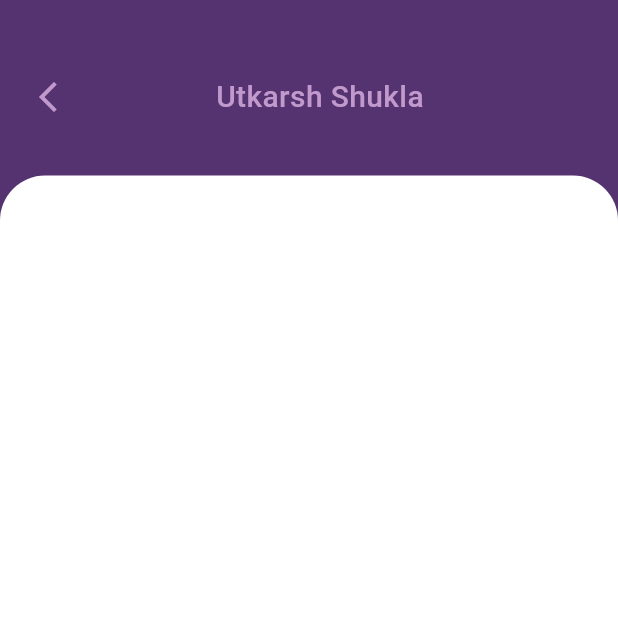
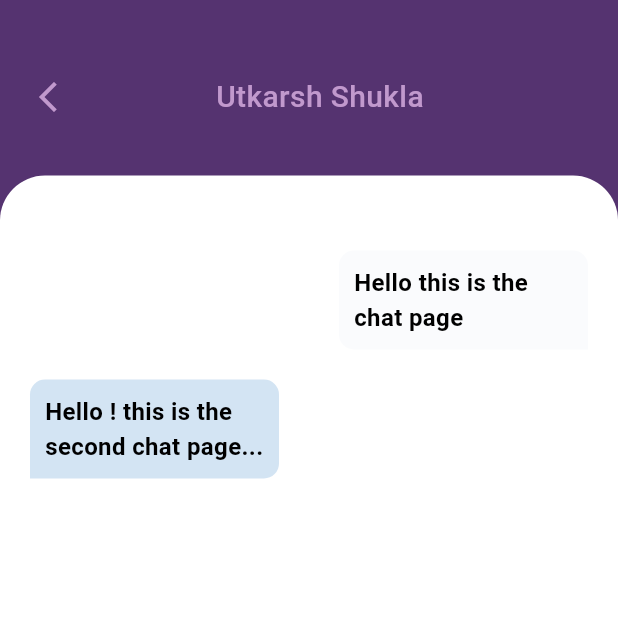
Before and after one commit to UtkarshShukla706/Flutter-App, a Flutter app: the screen it shows after launch, on a phone screen of 412 x 824 dp, the top half of it. Run offline on Flutter 3.47's test engine with Material 3 defaults, Android fonts, the phone set to English and light mode, and no system bars; our stand-ins replace device_preview_plus, firebase_core; accounts and stored records are empty.

Commit message:
making the container for the chats of chatpage.dart

```diff
--- a/lib/pages/chatpage.dart
+++ b/lib/pages/chatpage.dart
@@ -1,4 +1,5 @@
 import 'package:flutter/material.dart';
+
 class Chatpage extends StatefulWidget {
   const Chatpage({super.key});
 
@@ -11,38 +12,99 @@ class _ChatpageState extends State<Chatpage> {
   Widget build(BuildContext context) {
     return Scaffold(
       backgroundColor: Color(0xFF553370),
-      body:Container(
-        margin: EdgeInsets.only(top:50.0),
-        child:Column(
+      body: Container(
+        margin: EdgeInsets.only(top: 50.0),
+        child: Column(
           children: [
             Padding(
-              padding: const EdgeInsets.only(left:20.0),
+              padding: const EdgeInsets.only(left: 20.0),
               child: Row(
                 children: [
-                  Icon(Icons.arrow_back_ios_new_outlined,color: Color(0xffc199cd),),
-                  SizedBox(width: 100.0,),
+                  Icon(
+                    Icons.arrow_back_ios_new_outlined,
+                    color: Color(0xffc199cd),
+                  ),
+                  SizedBox(width: 100.0),
                   Text(
-                    "Utkarsh Shukla",style:TextStyle(
-                      color:Color(0xffc199cd),
+                    "Utkarsh Shukla",
+                    style: TextStyle(
+                      color: Color(0xffc199cd),
                       fontSize: 20.0,
-                      fontWeight: FontWeight.w500
-                    )
-                  )
+                      fontWeight: FontWeight.w500,
+                    ),
+                  ),
                 ],
               ),
             ),
-            SizedBox(height: 38.0,),
+            SizedBox(height: 38.0),
             Container(
-              width:MediaQuery.of(context).size.width,
-              height: MediaQuery.of(context).size.height/1.15,
+              padding: EdgeInsets.only(left: 20.0, right: 20.0, top: 50.0),
+              width: MediaQuery.of(context).size.width,
+              height: MediaQuery.of(context).size.height / 1.15,
               decoration: BoxDecoration(
                 color: Colors.white,
-                borderRadius: BorderRadius.only(topLeft: Radius.circular(30.0),topRight: Radius.circular(30.0))
+                borderRadius: BorderRadius.only(
+                  topLeft: Radius.circular(30.0),
+                  topRight: Radius.circular(30.0),
+                ),
               ),
-            )
+              child: Column(
+                children: [
+                  Container(
+                    padding: EdgeInsets.all(10.0),
+                    margin: EdgeInsets.only(
+                      left: MediaQuery.of(context).size.width / 2,
+                    ),
+                    alignment: Alignment.bottomRight,
+                    decoration: BoxDecoration(
+                      color: Color(0xFFfafbfd),
+                      borderRadius: BorderRadius.only(
+                        topLeft: Radius.circular(10.0),
+                        topRight: Radius.circular(10.0),
+                        bottomLeft: Radius.circular(10.0),
+                      ),
+                    ),
+                    child: Text(
+                      "Hello this is the chat page",
+                      style: TextStyle(
+                        fontSize: 16.0,
+                        color: Colors.black,
+                        fontWeight: FontWeight.bold,
+                      ),
+                    ),
+                  ),
+
+                  SizedBox(height: 20.0),
+
+                  Container(
+                    padding: EdgeInsets.all(10.0),
+                    margin: EdgeInsets.only(
+                      right: MediaQuery.of(context).size.width / 2,
+                    ),
+                    alignment: Alignment.bottomRight,
+                    decoration: BoxDecoration(
+                      color: Color.fromARGB(255,211,228,243),
+                      borderRadius: BorderRadius.only(
+                        bottomRight: Radius.circular(10.0),
+                        topRight: Radius.circular(10.0),
+                        topLeft: Radius.circular(10.0),
+                      ),
+                    ),
+                    child: Text(
+                      "Hello ! this is the second chat page...",
+                      style: TextStyle(
+                        fontSize: 16.0,
+                        color: Colors.black,
+                        fontWeight: FontWeight.bold,
+                      ),
+                    ),
+                  ),
+                ],
+              ),
+            ),
           ],
-        )
-      )
+        ),
+      ),
     );
   }
 }
```
